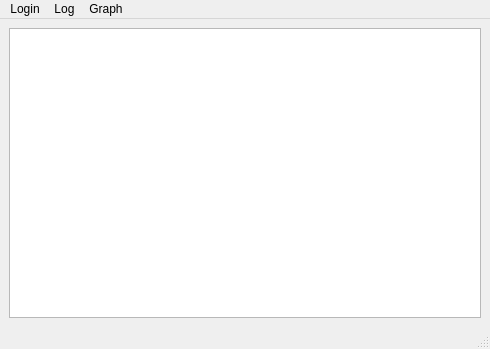
The window that server/gui/ui/MainWindow.ui (Howest-AdvMathProg/project-2021-Joren-vanGoethem) describes before a commit, drawn with Qt 5.
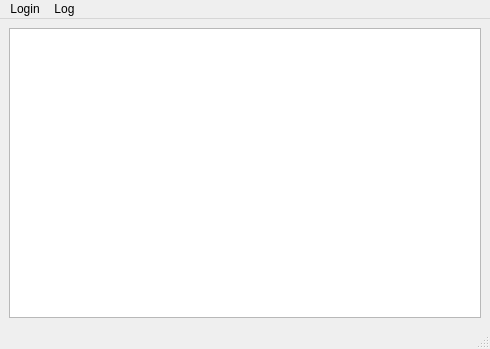
The same window after the commit.

The edit to the form file:
```diff
--- a/server/gui/ui/MainWindow.ui
+++ b/server/gui/ui/MainWindow.ui
@@ -49,15 +49,10 @@
     <property name="title">
      <string>Log</string>
     </property>
-   </widget>
-   <widget class="QMenu" name="menuGraph">
-    <property name="title">
-     <string>Graph</string>
-    </property>
+    <addaction name="actiontest"/>
    </widget>
    <addaction name="menuLogin"/>
    <addaction name="menuLog"/>
-   <addaction name="menuGraph"/>
   </widget>
   <widget class="QStatusBar" name="statusbar"/>
   <action name="actionUser">
```
Left out of the diff: 5 changed lines with no effect on the pictures.
